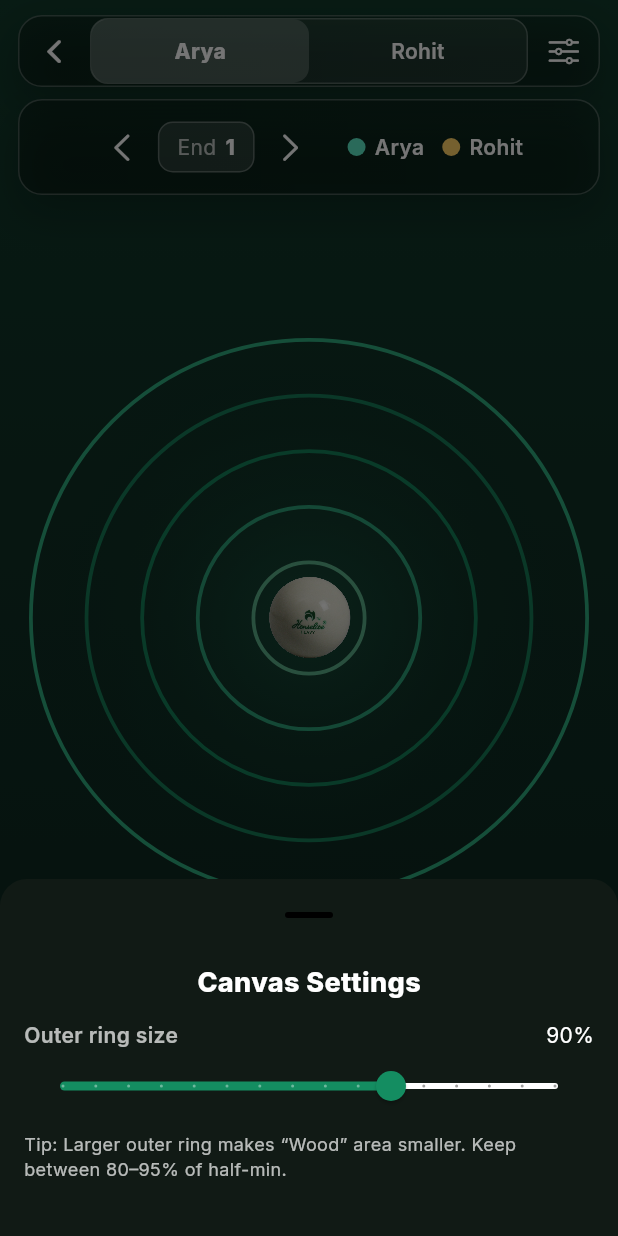
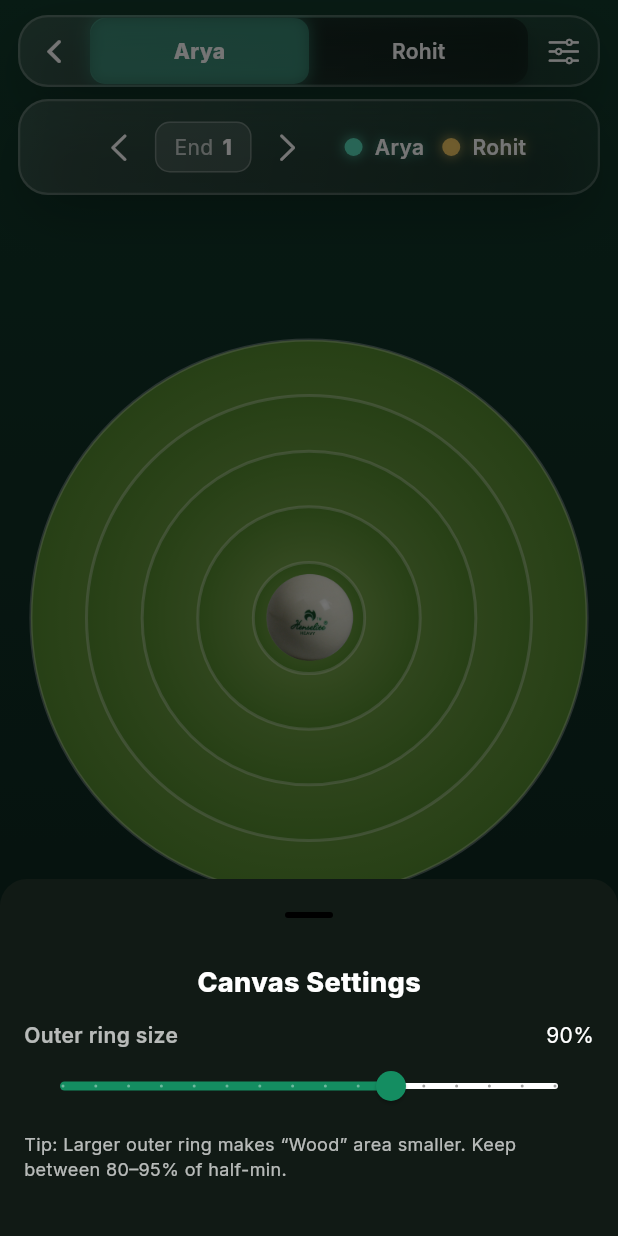
Before and after one commit to RohitGhosh07/scoringmatlength, a Flutter app: the screen it shows after launch, after a tap on an icon or button, on a phone screen of 412 x 824 dp. Run offline on Flutter 3.47's test engine with Material 3 defaults, Android fonts, the phone set to English and light mode, and no system bars; our stand-ins replace flutter_animate, flutter_riverpod, google_fonts.

Commit message:
Refactor scoring screen UI and improve RingsPainter functionality

```diff
--- a/lib/screens/scoringscreen.dart
+++ b/lib/screens/scoringscreen.dart
@@ -13,10 +13,7 @@ class MatWoodScreen extends StatefulWidget {
 class _MatWoodScreenState extends State<MatWoodScreen>
     with TickerProviderStateMixin {
   // Chrome colors
-  static const Color g1 = Color(0xFF148D61);
   static const Color g2 = Color(0xFF30B082);
-  static const Color g3 = Color(0xFF67C196);
-  static const Color g4 = Color(0xFF17875F);
 
   // Player dot colors
   static const Color p1Dot = Color(0xFF5BE7C4); // Arya
@@ -330,7 +327,7 @@ class _MatWoodScreenState extends State<MatWoodScreen>
                                       onPressed: _undo,
                                       icon: CupertinoIcons.arrow_uturn_left,
                                       label: 'Undo',
-                                      tint: g3,
+                                      tint: g2,
                                     ),
                                   ),
                                   const SizedBox(width: 10),
@@ -731,9 +728,22 @@ class _PlayerToggle extends StatelessWidget {
     return Container(
       height: 44,
       decoration: BoxDecoration(
-        color: Colors.white.withOpacity(0.08),
+        gradient: LinearGradient(
+          colors: [
+            Colors.black.withOpacity(0.4),
+            Colors.black.withOpacity(0.2),
+          ],
+          begin: Alignment.topCenter,
+          end: Alignment.bottomCenter,
+        ),
         borderRadius: BorderRadius.circular(12),
-        border: Border.all(color: Colors.white.withOpacity(0.24)),
+        boxShadow: [
+          BoxShadow(
+            color: Colors.black.withOpacity(0.2),
+            blurRadius: 8,
+            offset: const Offset(0, 4),
+          ),
+        ],
       ),
       child: Row(
         children: players.map((p) {
@@ -743,10 +753,17 @@ class _PlayerToggle extends StatelessWidget {
               duration: const Duration(milliseconds: 220),
               curve: Curves.easeOut,
               decoration: BoxDecoration(
-                color: selected
-                    ? Colors.white.withOpacity(0.20)
-                    : Colors.transparent,
+                color: selected ? p.color.withOpacity(0.3) : Colors.transparent,
                 borderRadius: BorderRadius.circular(10),
+                boxShadow: selected
+                    ? [
+                        BoxShadow(
+                          color: p.color.withOpacity(0.3),
+                          blurRadius: 8,
+                          spreadRadius: 1,
+                        ),
+                      ]
+                    : null,
               ),
               child: InkWell(
                 borderRadius: BorderRadius.circular(10),
@@ -828,16 +845,26 @@ class _LegendRow extends StatelessWidget {
                   width: 12,
                   height: 12,
                   decoration: BoxDecoration(
-                    color: p.color,
+                    color: p.color.withOpacity(0.9),
                     shape: BoxShape.circle,
+                    boxShadow: [
+                      BoxShadow(
+                        color: p.color.withOpacity(0.5),
+                        blurRadius: 6,
+                        spreadRadius: 1,
+                      ),
+                    ],
                   ),
                 ),
-                const SizedBox(width: 6),
+                const SizedBox(width: 8),
                 Text(
                   p.name,
-                  style: const TextStyle(
+                  style: TextStyle(
                     color: Colors.white,
                     fontWeight: FontWeight.w600,
+                    shadows: [
+                      Shadow(color: p.color.withOpacity(0.6), blurRadius: 8),
+                    ],
                   ),
                 ),
               ],
@@ -857,18 +884,21 @@ class _GlassPill extends StatelessWidget {
     return DecoratedBox(
       decoration: BoxDecoration(
         gradient: LinearGradient(
+          begin: Alignment.topLeft,
+          end: Alignment.bottomRight,
           colors: [
-            Colors.black.withOpacity(0.25),
-            Colors.black.withOpacity(0.15),
+            Colors.white.withOpacity(0.15),
+            Colors.white.withOpacity(0.05),
           ],
         ),
-        borderRadius: BorderRadius.circular(16),
-        border: Border.all(color: Colors.white.withOpacity(0.24)),
+        borderRadius: BorderRadius.circular(20),
+        border: Border.all(color: Colors.white.withOpacity(0.2), width: 1.5),
         boxShadow: [
           BoxShadow(
-            color: Colors.black.withOpacity(0.25),
-            blurRadius: 24,
-            offset: const Offset(0, 12),
+            color: Colors.black.withOpacity(0.3),
+            blurRadius: 32,
+            offset: const Offset(0, 16),
+            spreadRadius: -8,
           ),
         ],
       ),
@@ -1084,13 +1114,6 @@ class _CanvasAreaState extends State<_CanvasArea> {
     }
   }
 
-  static const List<double> baseFractions = [
-    0.18,
-    0.36,
-    0.54,
-    0.72,
-  ]; // last is outerFraction
-
   @override
   Widget build(BuildContext context) {
     return MouseRegion(
@@ -1149,10 +1172,7 @@ class _RingsPainter extends CustomPainter {
   final String selectedPlayerId;
   final double outerFraction;
 
-  static const Color g1 = _MatWoodScreenState.g1;
   static const Color g2 = _MatWoodScreenState.g2;
-  static const Color g3 = _MatWoodScreenState.g3;
-  static const Color g4 = _MatWoodScreenState.g4;
 
   @override
   void paint(Canvas canvas, Size size) {
@@ -1176,52 +1196,35 @@ class _RingsPainter extends CustomPainter {
       ).createShader(Rect.fromCircle(center: center, radius: halfMin * 0.95));
     canvas.drawCircle(center, halfMin * 0.95, glowPaint);
 
-    // Draw jack at center
-    if (jackImage != null) {
-      final jackSize = halfMin * 0.15; // Adjust size as needed
-      canvas.drawImageRect(
-        jackImage!,
-        Rect.fromLTWH(
-          0,
-          0,
-          jackImage!.width.toDouble(),
-          jackImage!.height.toDouble(),
-        ),
-        Rect.fromCenter(
-          center: center,
-          width: jackSize * 2,
-          height: jackSize * 2,
-        ),
-        Paint(),
-      );
+    // Rings with lawn-like gradient
+    final rings = [0.18, 0.36, 0.54, 0.72, outerFraction];
+
+    // Draw filled circles from outer to inner with gradient
+    for (int i = rings.length - 1; i >= 0; i--) {
+      final r = rings[i] * halfMin;
+      final circle = Paint()
+        ..style = PaintingStyle.fill
+        ..shader = RadialGradient(
+          colors: [
+            Color(0xFF8EB25E), // Light green
+            Color(0xFF558B2F), // Dark green
+          ],
+          stops: const [0.0, 1.0],
+          center: Alignment.center,
+        ).createShader(Rect.fromCircle(center: center, radius: r));
+
+      canvas.drawCircle(center, r, circle);
     }
 
-    // Rings
-    final rings = [0.18, 0.36, 0.54, 0.72, outerFraction];
-    final ringColors = [g3, g2, g1, g4, g2];
+    // Draw ring borders for definition
     for (int i = 0; i < rings.length; i++) {
       final r = rings[i] * halfMin;
       final ring = Paint()
         ..style = PaintingStyle.stroke
-        ..strokeWidth = math.max(2.5, size.shortestSide * 0.006)
-        ..color = ringColors[i].withOpacity(
-          i == rings.length - 1 ? 0.95 : 0.85,
-        );
+        ..strokeWidth = math.max(2.0, size.shortestSide * 0.004)
+        ..color = Colors.white.withOpacity(0.3);
       canvas.drawCircle(center, r, ring);
     }
-
-    // // Labels
-    // for (int i = 0; i < rings.length; i++) {
-    //   final r = rings[i] * halfMin;
-    //   final pos = center + Offset(r + 10, 0);
-    //   _drawText(
-    //     canvas,
-    //     '$i',
-    //     pos,
-    //     color: Colors.white.withOpacity(0.9),
-    //     fontSize: math.max(14, size.shortestSide * 0.035),
-    //   );
-    // }
 
     // Previous ends (faint)
     for (final entry in shots.entries) {
@@ -1280,6 +1283,35 @@ class _RingsPainter extends CustomPainter {
       final rippleRadius = 14 + maxRipple * rippleValue;
       canvas.drawCircle(lastTap!, rippleRadius, ripplePaint);
     }
+
+    // Draw jack at center - draw last so it appears on top of everything
+    if (jackImage != null) {
+      // Set jack size to fit within the innermost ring (ring 0 which is 18% of halfMin)
+      final jackSize =
+          halfMin * 0.16; // Slightly smaller than the innermost ring
+      canvas.drawImageRect(
+        jackImage!,
+        Rect.fromLTWH(
+          0,
+          0,
+          jackImage!.width.toDouble(),
+          jackImage!.height.toDouble(),
+        ),
+        Rect.fromCenter(
+          center: center,
+          width: jackSize * 2,
+          height: jackSize * 2,
+        ),
+        Paint()
+          ..filterQuality = ui
+              .FilterQuality
+              .medium // Improve image quality
+          ..colorFilter = const ColorFilter.mode(
+            Colors.white,
+            BlendMode.modulate,
+          ), // Make the image more visible
+      );
+    }
   }
 
   void _drawShots(
@@ -1300,7 +1332,8 @@ class _RingsPainter extends CustomPainter {
       final boost = selected ? 1.0 : 0.65;
       final color = base.withOpacity(base.opacity * boost);
 
-      for (final s in shots) {
+      for (var i = 0; i < shots.length; i++) {
+        final s = shots[i];
         final pos = Offset(
           s.normPos.dx * size.width,
           s.normPos.dy * size.height,
@@ -1319,14 +1352,13 @@ class _RingsPainter extends CustomPainter {
         canvas.drawCircle(pos, dotR, stroke);
         canvas.drawCircle(pos, dotR - 1.6, fill);
 
-        final label = s.value == 'Wood' ? 'W' : s.value;
-        _drawLabel(
+        final label = s.value == 'Wood' ? 'W' : '${i + 1}';
+        _drawLabelInsideCircle(
           canvas,
           label,
-          pos + Offset(dotR + 4, -dotR - 2),
-          fg: Colors.white.withOpacity(opacity),
-          bg: labelBg,
-          sizePx: math.max(10, size.shortestSide * 0.028),
+          pos,
+          dotR,
+          sizePx: math.min(math.max(10, size.shortestSide * 0.028), dotR * 0.9),
         );
       }
     }
@@ -1347,27 +1379,6 @@ class _RingsPainter extends CustomPainter {
       if (r <= thresholds[i]) return '$i';
     }
     return 'Wood';
-  }
-
-  void _drawText(
-    Canvas canvas,
-    String text,
-    Offset pos, {
-    Color color = Colors.white,
-    double fontSize = 16,
-  }) {
-    final tp = TextPainter(
-      text: TextSpan(
-        text: text,
-        style: TextStyle(
-          color: color,
-          fontSize: fontSize,
-          fontWeight: FontWeight.w800,
-        ),
-      ),
-      textDirection: TextDirection.ltr,
-    )..layout();
-    tp.paint(canvas, Offset(pos.dx, pos.dy - tp.height / 2));
   }
 
   void _drawLabel(
@@ -1433,3 +1444,26 @@ class _RingsPainter extends CustomPainter {
     return true;
   }
 }
+
+void _drawLabelInsideCircle(
+  Canvas canvas,
+  String text,
+  Offset center,
+  double radius, {
+  required double sizePx,
+}) {
+  final tp = TextPainter(
+    text: TextSpan(
+      text: text,
+      style: TextStyle(
+        color: Colors.black, // Always black for visibility
+        fontSize: sizePx,
+        fontWeight: FontWeight.w800,
+      ),
+    ),
+    textDirection: TextDirection.ltr,
+  )..layout();
+
+  final pos = center - Offset(tp.width / 2, tp.height / 2);
+  tp.paint(canvas, pos);
+}
```
